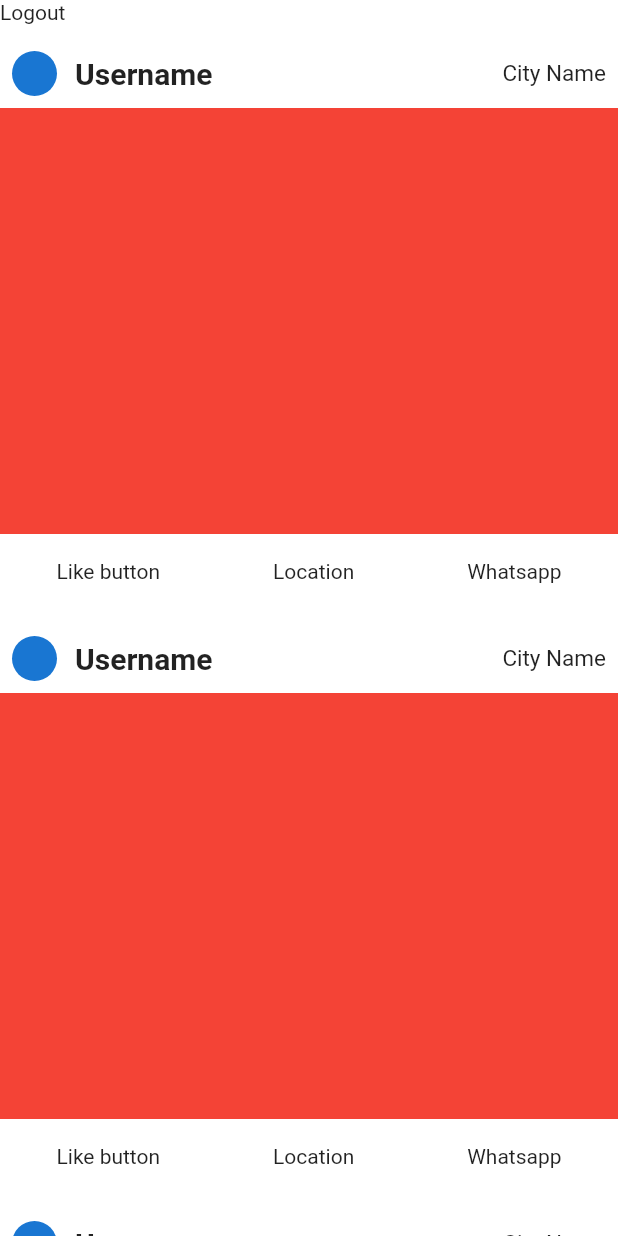
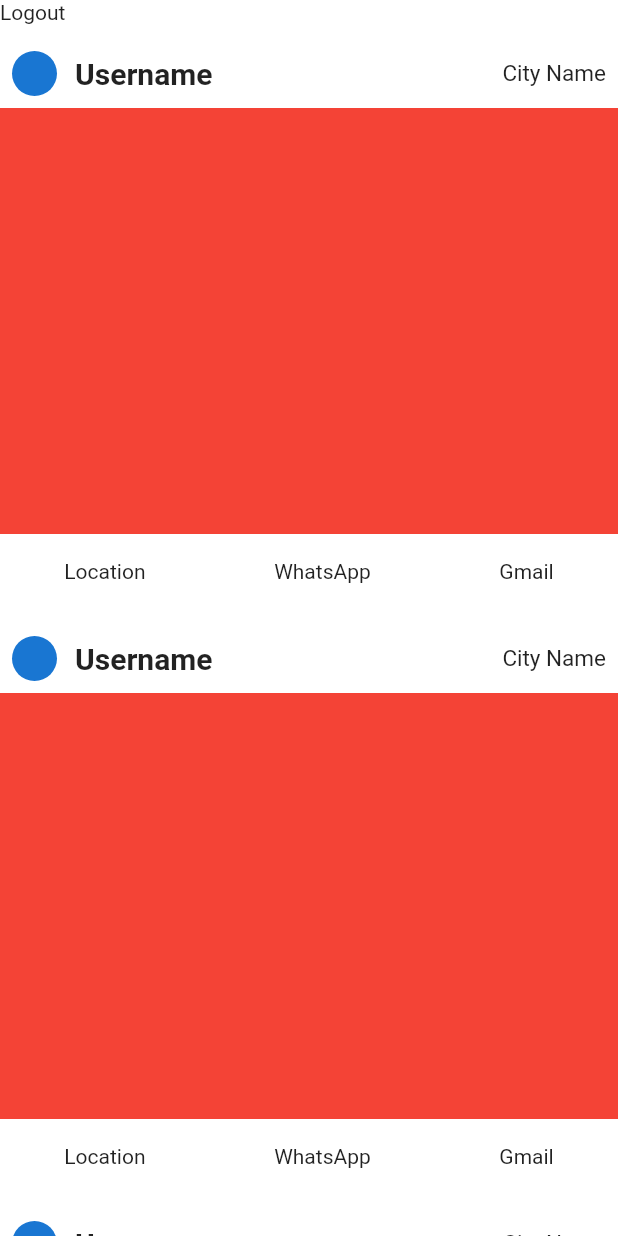
Before and after one commit to NipunGandhi/Bezubaan, a Flutter app: the HomePageScreen screen opened by its route, on a phone screen of 412 x 824 dp. Run offline on Flutter 3.47's test engine with Material 2 defaults, Android fonts, the phone set to English and light mode, and no system bars; our stand-ins replace cached_network_image, cloud_firestore, firebase_auth, firebase_core, firebase_storage, geolocator and 7 more; missing offline and left inert: dart:html, geocoder, neopop; accounts and stored records are empty.

```diff
--- a/lib/Screens/forgetPasswordScreen.dart
+++ b/lib/Screens/forgetPasswordScreen.dart
@@ -8,7 +8,7 @@ class ForgetPasswordScreen extends StatelessWidget {
   Widget build(BuildContext context) {
     return Scaffold(
       appBar: AppBar(
-        title: Text("Forget Password"),
+        title: const Text("Forget Password"),
       ),
     );
   }
--- a/lib/Screens/homePageScreen.dart
+++ b/lib/Screens/homePageScreen.dart
@@ -17,15 +17,10 @@ class HomePageScreen extends StatelessWidget {
           GestureDetector(
             onTap: () async {
               await instance.signOut();
-              Get.offAll(WelcomeScreen());
+              Get.offAll(const WelcomeScreen());
             },
-            child: Text("Logout"),
+            child: const Text("Logout"),
           ),
-          PostWidget(),
-          PostWidget(),
-          PostWidget(),
-          PostWidget(),
-          PostWidget(),
           PostWidget(),
           PostWidget(),
           PostWidget(),
--- a/lib/Widgets/postWidget.dart
+++ b/lib/Widgets/postWidget.dart
@@ -1,4 +1,7 @@
 import 'package:flutter/material.dart';
+import 'package:untitled/Widgets/new_post_model.dart';
+import 'package:url_launcher/url_launcher.dart';
+import 'package:get/get.dart';
 
 //Post widget template that will contain post
 class PostWidget extends StatelessWidget {
@@ -6,6 +9,8 @@ class PostWidget extends StatelessWidget {
 
   @override
   Widget build(BuildContext context) {
+    String mail = "ngandhi50_be21@thapar.edu";
+    String number = "+916280204417";
     return Container(
       margin: const EdgeInsets.only(top: 10),
       height: 380,
@@ -19,18 +24,23 @@ class PostWidget extends StatelessWidget {
               children: [
                 Row(
                   crossAxisAlignment: CrossAxisAlignment.center,
-                  children: const [
-                    CircleAvatar(
+                  children: [
+                    const CircleAvatar(
                       radius: 15,
                     ),
-                    SizedBox(
+                    const SizedBox(
                       width: 12,
                     ),
-                    Text(
-                      "Username",
-                      style: TextStyle(
-                        fontSize: 20,
-                        fontWeight: FontWeight.bold,
+                    GestureDetector(
+                      onTap: () {
+                        Navigator.pushNamed(context, NewPostWidget.name);
+                      },
+                      child: const Text(
+                        "Username",
+                        style: TextStyle(
+                          fontSize: 20,
+                          fontWeight: FontWeight.bold,
+                        ),
                       ),
                     ),
                   ],
@@ -55,10 +65,18 @@ class PostWidget extends StatelessWidget {
             height: 50,
             child: Row(
               mainAxisAlignment: MainAxisAlignment.spaceAround,
-              children: const [
-                Text("Like button"),
-                Text("Location"),
-                Text("Whatsapp"),
+              children: [
+                const Text("Location"),
+                GestureDetector(
+                  child: const Text("WhatsApp"),
+                  onTap: () async => await launch(
+                      "https://wa.me/$number?text=I found your post on Bezubaan App and I want to help you"),
+                ),
+                GestureDetector(
+                  child: const Text("Gmail"),
+                  onTap: () async => await launch(
+                      "mailto:$mail?subject=Want to help&body=I found your post on Bezubaan App and I want to help you"),
+                ),
               ],
             ),
           ),
--- a/lib/main.dart
+++ b/lib/main.dart
@@ -6,6 +6,7 @@ import 'package:untitled/Screens/forgetPasswordScreen.dart';
 import 'package:untitled/Screens/homePageScreen.dart';
 import 'package:untitled/Screens/signupScreen.dart';
 import 'package:untitled/Screens/splashScreen.dart';
+import 'package:untitled/Widgets/new_post_model.dart';
 import 'Screens/loginScreen.dart';
 import 'Screens/photoChooser.dart';
 import 'models/ourUser.dart';
@@ -33,6 +34,7 @@ class MyApp extends StatelessWidget {
         ForgetPasswordScreen.name: (context) => const ForgetPasswordScreen(),
         HomePageScreen.name: (context) => HomePageScreen(),
         PhotoChooser.name: (context) => const PhotoChooser(),
+        NewPostWidget.name: (context) => NewPostWidget(),
       },
       title: 'Animal Sheltering App',
       theme: ThemeData(
```
Also changed, not shown: lib/Screens/loginScreen.dart (+23 -10 lines), lib/Widgets/new_post_model.dart (+42 -32 lines), lib/providers/currentState.dart (+11 -9 lines).
